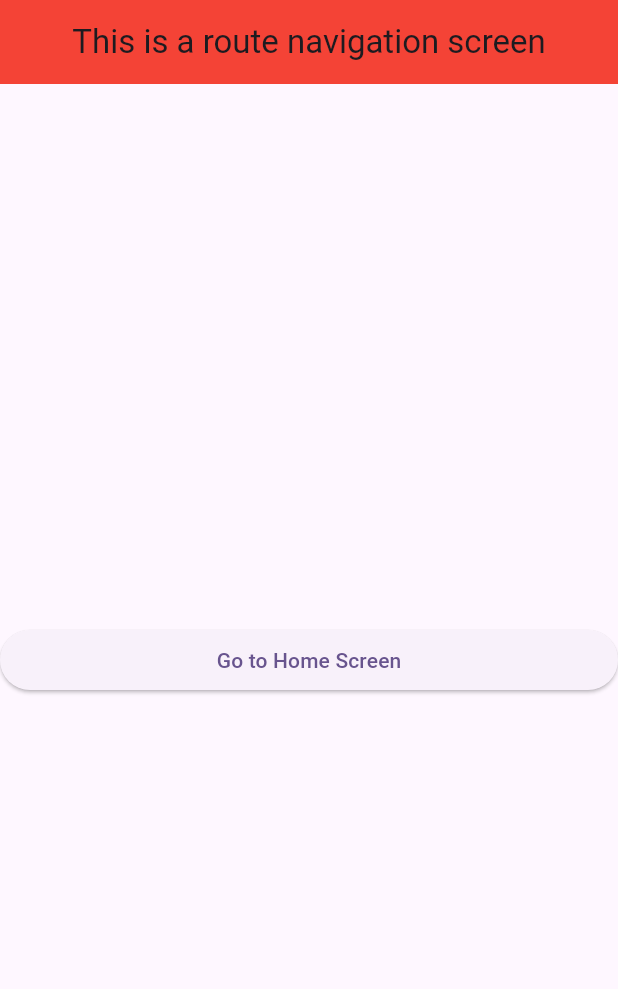
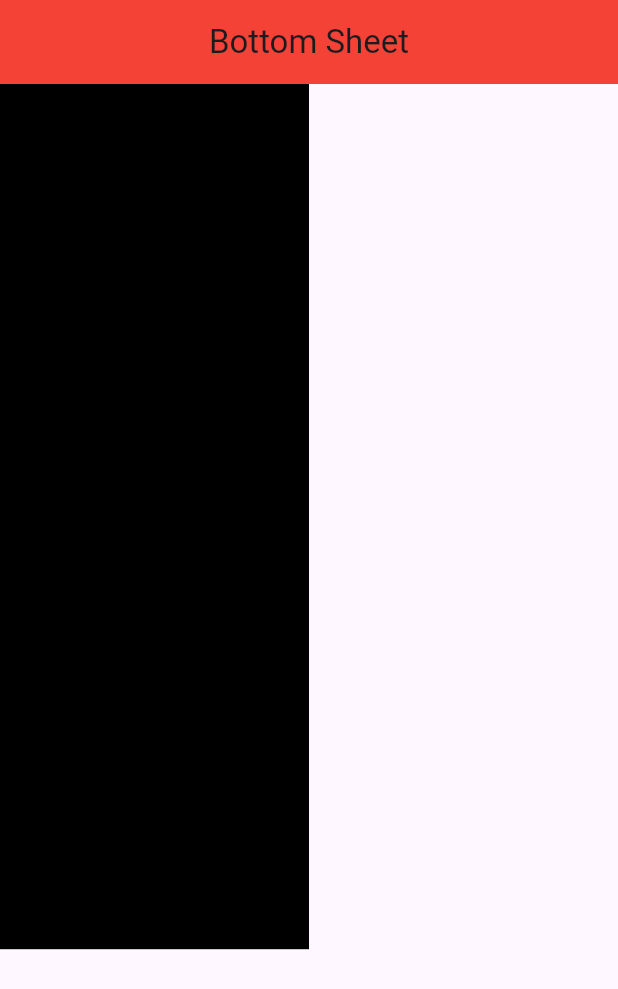
Before and after one commit to Engr-Zain-Ali/getx, a Flutter app: the screen it shows after launch, on a phone screen of 412 x 824 dp. Shown: the top 989 px of the screen. Run offline on Flutter 3.47's test engine with Material 3 defaults, Android fonts, the phone set to English and light mode, and no system bars; our stand-ins replace get.

Commit message:
Responciveness

```diff
--- a/lib/main.dart
+++ b/lib/main.dart
@@ -6,6 +6,7 @@ import 'package:getx/views/Routes_Navigation/home.dart';
 import 'package:getx/views/Routes_Navigation/route_navigation.dart';
 import 'package:getx/views/alert_diolog.dart';
 import 'package:getx/views/snackbar_getx.dart';
+import 'package:getx/views/width_height_responciveness.dart';
 
 void main() {
   runApp(const MyApp());
@@ -24,11 +25,11 @@ class MyApp extends StatelessWidget {
         colorScheme: ColorScheme.fromSeed(seedColor: Colors.deepPurple),
         useMaterial3: true,
       ),
-      home:Route_Navigation(),
-      getPages: [
-        GetPage(name: "/5", page:()=>Home()),
-        GetPage(name: "/1", page:()=>Route_Navigation()),
-      ],
+      home:Responsiveness(),
+      // getPages: [
+      //   GetPage(name: "/5", page:()=>Home()),
+      //   GetPage(name: "/1", page:()=>Route_Navigation()),
+      // ],
 
 
     );
--- /dev/null
+++ b/lib/views/width_height_responciveness.dart
@@ -0,0 +1,34 @@
+import 'package:flutter/material.dart';
+import 'package:get/get.dart';
+class Responsiveness extends StatelessWidget {
+  const Responsiveness({super.key});
+
+  @override
+  Widget build(BuildContext context) {
+    // final height=MediaQuery.of(context).size.height*1;
+
+    return Scaffold(
+      appBar: AppBar(
+        backgroundColor: Colors.red,
+        title: Center(
+          child: Text(
+              "Bottom Sheet"
+          ),
+        ),
+      ),
+      body: Container(
+      //  we manage simple the width and height
+      //   height: height*.6,
+       // width: MediaQuery.of(context).size.width,
+      //   height: MediaQuery.of(context).size.height*.7,
+        //By using get we use like this
+       width: Get.width*.5,
+        height: Get.height*.7,
+        //full screen =10 =1 and when we sub divide the screen so use.1,.2,.3,mean this is a 10%,20%,30% of the screen
+
+        // height: 200,
+         color:Colors.black,
+      )
+    );
+  }
+}
```
